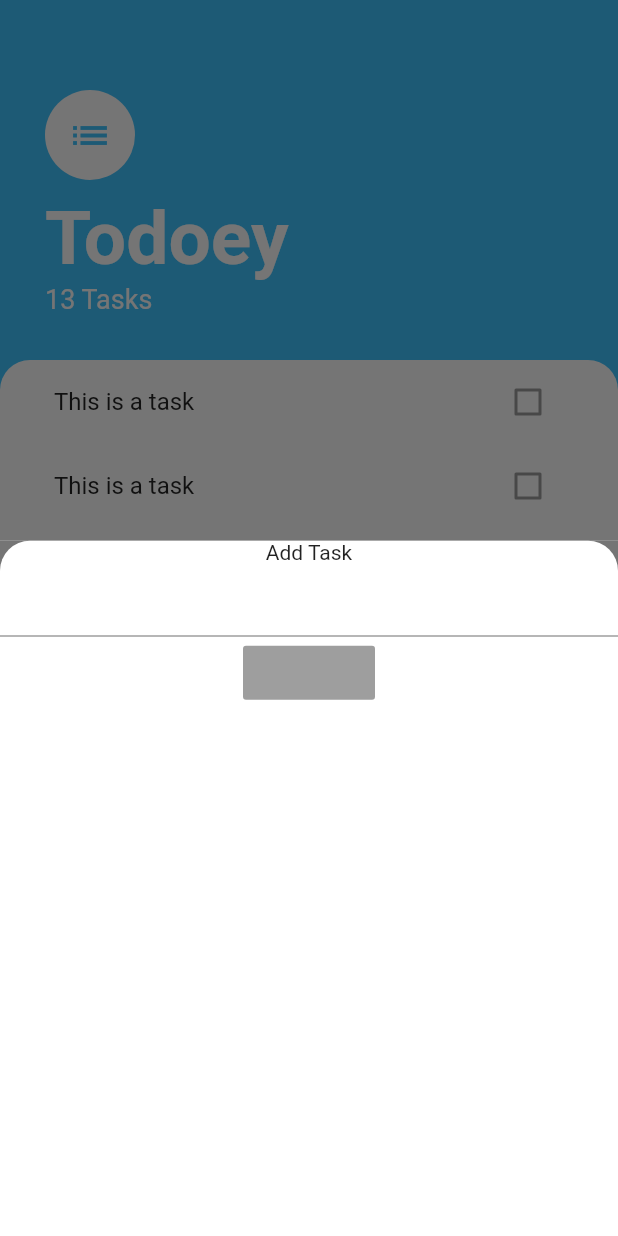
After one commit to dtt101/todoey, a Flutter app: the screen it shows after launch, after a tap on the "add" icon, on a phone screen of 412 x 824 dp. The commit adds this screen. Run offline on Flutter 3.47's test engine with Material 2 defaults, Android fonts, the phone set to English and light mode, and no system bars.

Commit message:
UI and layout

```diff
--- /dev/null
+++ b/lib/screens/add_task_screen.dart
@@ -0,0 +1,26 @@
+import 'package:flutter/material.dart';
+
+class AddTaskScreen extends StatelessWidget {
+  @override
+  Widget build(BuildContext context) {
+    return Container(
+        color: Color(0xff757575),
+        child: Container(
+          child: Column(
+            crossAxisAlignment: CrossAxisAlignment.center,
+            children: <Widget>[
+              Text('Add Task'),
+              TextField(),
+              RaisedButton(onPressed: null),
+            ],
+          ),
+          decoration: BoxDecoration(
+            color: Colors.white,
+            borderRadius: BorderRadius.only(
+              topLeft: Radius.circular(20),
+              topRight: Radius.circular(20),
+            ),
+          ),
+        ));
+  }
+}
--- a/lib/screens/tasks_screen.dart
+++ b/lib/screens/tasks_screen.dart
@@ -1,4 +1,5 @@
 import 'package:flutter/material.dart';
+import 'package:todoey/screens/add_task_screen.dart';
 import 'package:todoey/widgets/tasks_list.dart';
 
 class TasksScreen extends StatelessWidget {
@@ -6,6 +7,16 @@ class TasksScreen extends StatelessWidget {
   Widget build(BuildContext context) {
     return Scaffold(
       backgroundColor: Colors.lightBlueAccent,
+      floatingActionButton: FloatingActionButton(
+        onPressed: () {
+          showModalBottomSheet(
+            context: context,
+            builder: (BuildContext context) => AddTaskScreen(),
+          );
+        },
+        backgroundColor: Colors.lightBlueAccent,
+        child: Icon(Icons.add),
+      ),
       body: Column(
         crossAxisAlignment: CrossAxisAlignment.start,
         children: <Widget>[
@@ -63,11 +74,6 @@ class TasksScreen extends StatelessWidget {
           ),
         ],
       ),
-      floatingActionButton: FloatingActionButton(
-        onPressed: null,
-        backgroundColor: Colors.lightBlueAccent,
-        child: Icon(Icons.add),
-      ),
     );
   }
 }
--- a/lib/widgets/task_tile.dart
+++ b/lib/widgets/task_tile.dart
@@ -7,6 +7,7 @@ class TaskTile extends StatelessWidget {
       title: Text('This is a task'),
       trailing: Checkbox(
         value: false,
+        onChanged: null,
       ),
     );
   }
```
